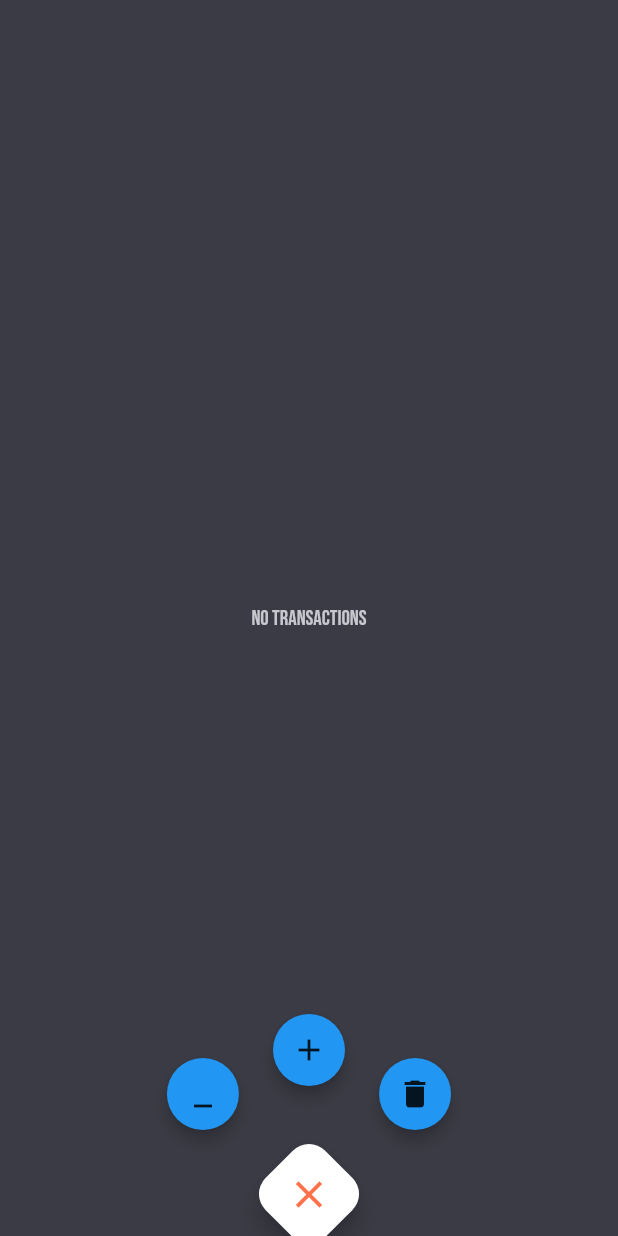
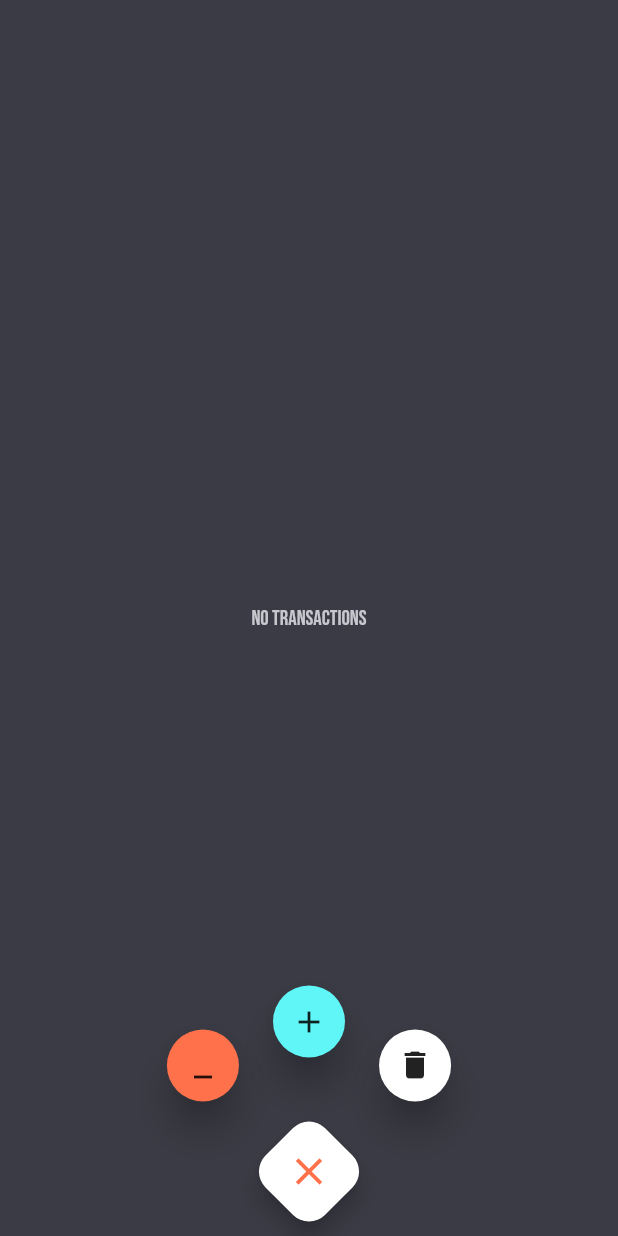
Before and after one commit to ShadyZekry/Budgy, a Flutter app: the screen it shows after launch, after a tap on the "close" icon, on a phone screen of 412 x 824 dp. Run offline on Flutter 3.47's test engine with Material 2 defaults, Android fonts, the phone set to English and light mode, and no system bars; our stand-ins replace auto_route, flutter_bloc, sqflite; accounts and stored records are empty.

Commit message:
Add decorations to transactions FAB

```diff
--- a/lib/resources/colors.dart
+++ b/lib/resources/colors.dart
@@ -8,4 +8,5 @@ class AppColors {
   static const Color boxColor = Color(0XFF232228);
   static const Color incomeIndicatorColor = Color(0XFF60f6f7);
   static const Color expenseIndicatorColor = Color(0XFFff714b);
+  static const Color redError = Color(0XFFd84120);
 }
--- a/lib/ui/home_fab/action_button.dart
+++ b/lib/ui/home_fab/action_button.dart
@@ -5,19 +5,20 @@ class ActionButton extends StatelessWidget {
   const ActionButton({
     this.onPressed,
     required this.icon,
+    required this.color,
   });
 
   final VoidCallback? onPressed;
   final Widget icon;
+  final Color color;
 
   @override
   Widget build(BuildContext context) {
     final theme = Theme.of(context);
-    return Material(
+    return Card(
       shape: const CircleBorder(),
-      clipBehavior: Clip.antiAlias,
-      color: theme.accentColor,
-      elevation: 4.0,
+      elevation: 10,
+      color: color,
       child: IconButton(
         onPressed: onPressed,
         icon: icon,
--- a/lib/ui/home_fab/expanding_fab.dart
+++ b/lib/ui/home_fab/expanding_fab.dart
@@ -51,14 +51,12 @@ class _ExpandingFABState extends State<ExpandingFAB>
   }
 
   void _toggle() {
-    setState(() {
-      _open = !_open;
-      if (_open) {
-        _controller.forward();
-      } else {
-        _controller.reverse();
-      }
-    });
+    _open = !_open;
+    if (_open)
+      _controller.forward();
+    else
+      _controller.reverse();
+    setState(() {});
   }
 
   bool _open = false;
--- a/lib/ui/transactions_screen.dart
+++ b/lib/ui/transactions_screen.dart
@@ -38,22 +38,28 @@ class _TransactionsScreenState extends State<TransactionsScreen> {
     return Scaffold(
       backgroundColor: AppColors.backgroundColor,
       floatingActionButtonLocation: FloatingActionButtonLocation.centerDocked,
-      floatingActionButton: ExpandingFAB(
+      floatingActionButton: Padding(
+        padding: const EdgeInsets.only(bottom: 15),
+        child: ExpandingFAB(
+          distance: 100,
           children: [
             ActionButton(
               onPressed: () => _onAddTransactions(true),
               icon: const Icon(Icons.minimize),
+              color: AppColors.expenseIndicatorColor,
             ),
             ActionButton(
               onPressed: () => _onAddTransactions(false),
               icon: const Icon(Icons.add),
+              color: AppColors.incomeIndicatorColor,
             ),
             ActionButton(
               onPressed: () => _onRemoveTransactions(),
               icon: const Icon(Icons.delete),
+              color: AppColors.white,
             ),
           ],
-        distance: 100,
+        ),
       ),
       body:
           //TODO:: remove this center widget
```
Lines whose indentation alone changed are shown as unchanged.
